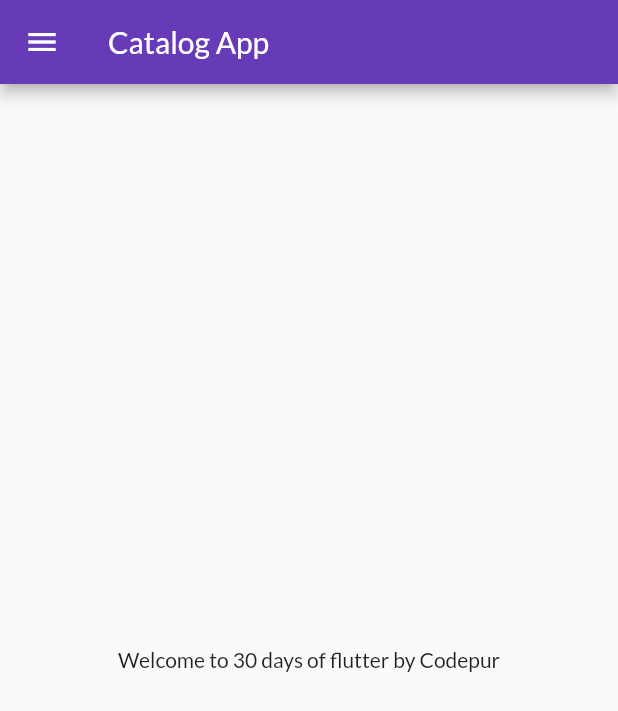
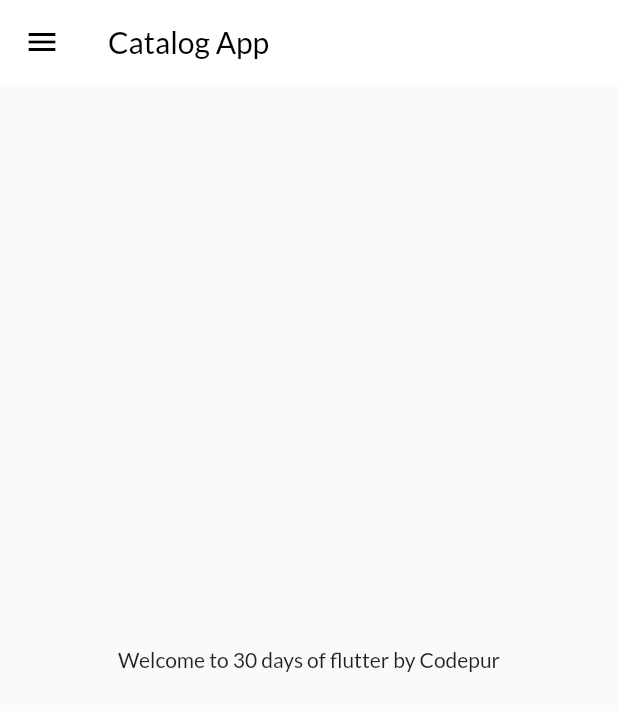
Before and after one commit to amarjaiswar16/flutter-catalog-app, a Flutter app: the screen it shows after launch, on a phone screen of 412 x 824 dp. Shown: the top 711 px of the screen. Run offline on Flutter 3.47's test engine with Material 2 defaults, Android fonts, the phone set to English and light mode, and no system bars; our stand-ins replace google_fonts.

Commit message:
theme extracted

```diff
--- a/lib/main.dart
+++ b/lib/main.dart
@@ -2,6 +2,7 @@ import 'package:flutter/material.dart';
 import 'package:flutter_catalog/pages/home_page.dart';
 import 'package:flutter_catalog/pages/login_page.dart';
 import 'package:flutter_catalog/utils/routes.dart';
+import 'package:flutter_catalog/widgets/themes.dart';
 import 'package:google_fonts/google_fonts.dart';
 
 void main() {
@@ -15,13 +16,8 @@ class MyApp extends StatelessWidget {
     return MaterialApp(
       debugShowCheckedModeBanner: false,
       themeMode: ThemeMode.light,
-      theme: ThemeData(
-        primarySwatch: Colors.deepPurple,
-        fontFamily: GoogleFonts.lato().fontFamily,
-      ),
-      darkTheme: ThemeData(
-        brightness: Brightness.dark,
-      ),
+      theme: MyTheme.lightTheme(context),
+      darkTheme: MyTheme.darkTheme(context),
       //home: HomePage(),
       //initialRoute: "/",
       initialRoute: MyRoutes.homeRoute,
--- a/lib/pages/home_page.dart
+++ b/lib/pages/home_page.dart
@@ -12,7 +12,10 @@ class HomePage extends StatelessWidget {
   Widget build(BuildContext context) {
     return Scaffold(
       appBar: AppBar(
-          title: Text("Catalog App"),
+        title: Text(
+          "Catalog App",
+          style: TextStyle(color: Colors.black),
+        ),
       ),
       body: Center(
         child: Container(
@@ -21,6 +24,5 @@ class HomePage extends StatelessWidget {
       ),
       drawer: MyDrawer(),
     );
-
   }
 }
--- /dev/null
+++ b/lib/widgets/themes.dart
@@ -0,0 +1,18 @@
+import 'package:flutter/material.dart';
+import 'package:google_fonts/google_fonts.dart';
+
+class MyTheme {
+  static ThemeData lightTheme(BuildContext context) => ThemeData(
+          primarySwatch: Colors.deepPurple,
+          fontFamily: GoogleFonts.lato().fontFamily,
+          appBarTheme: const AppBarTheme(
+            color: Colors.white,
+            elevation: 0.0,
+            iconTheme: IconThemeData(color: Colors.black),
+
+          ));
+
+  static ThemeData darkTheme(BuildContext context) => ThemeData(
+        brightness: Brightness.dark,
+      );
+}
```
Lines whose indentation alone changed are shown as unchanged.
